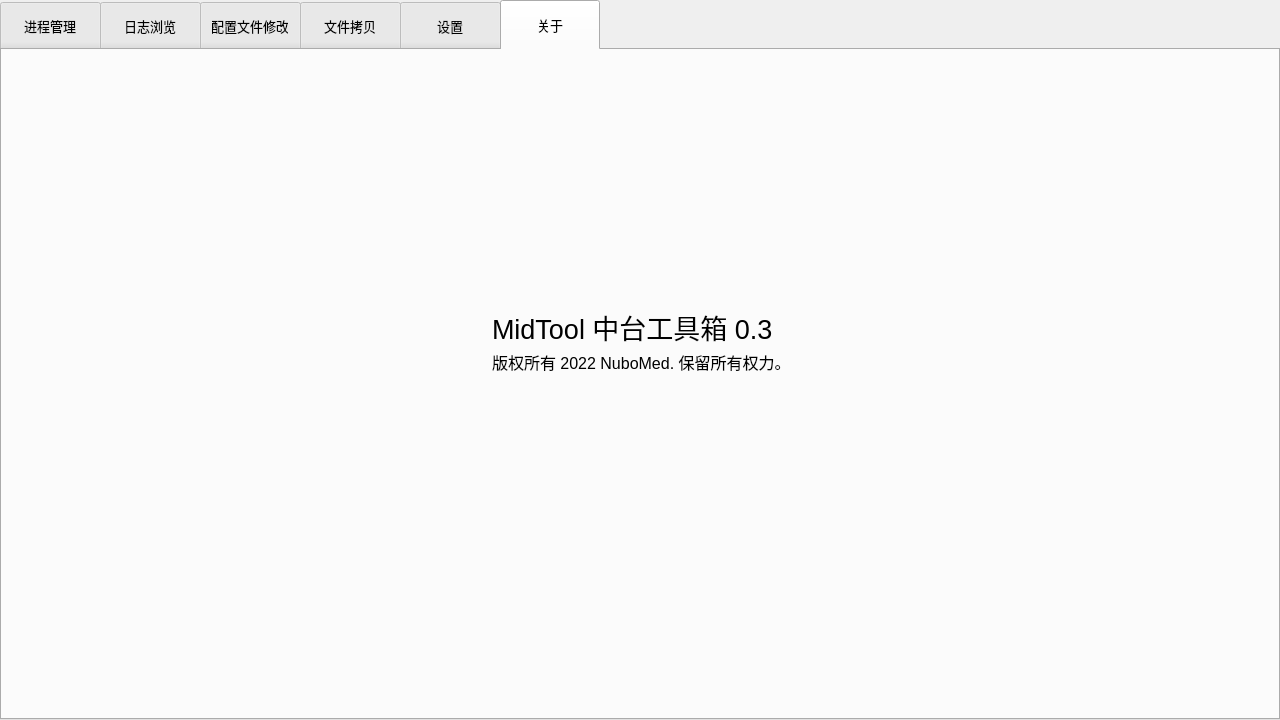
Before: the Qt Designer form midtool.ui in Nehcknarf/MidTool, drawn with Qt 5.
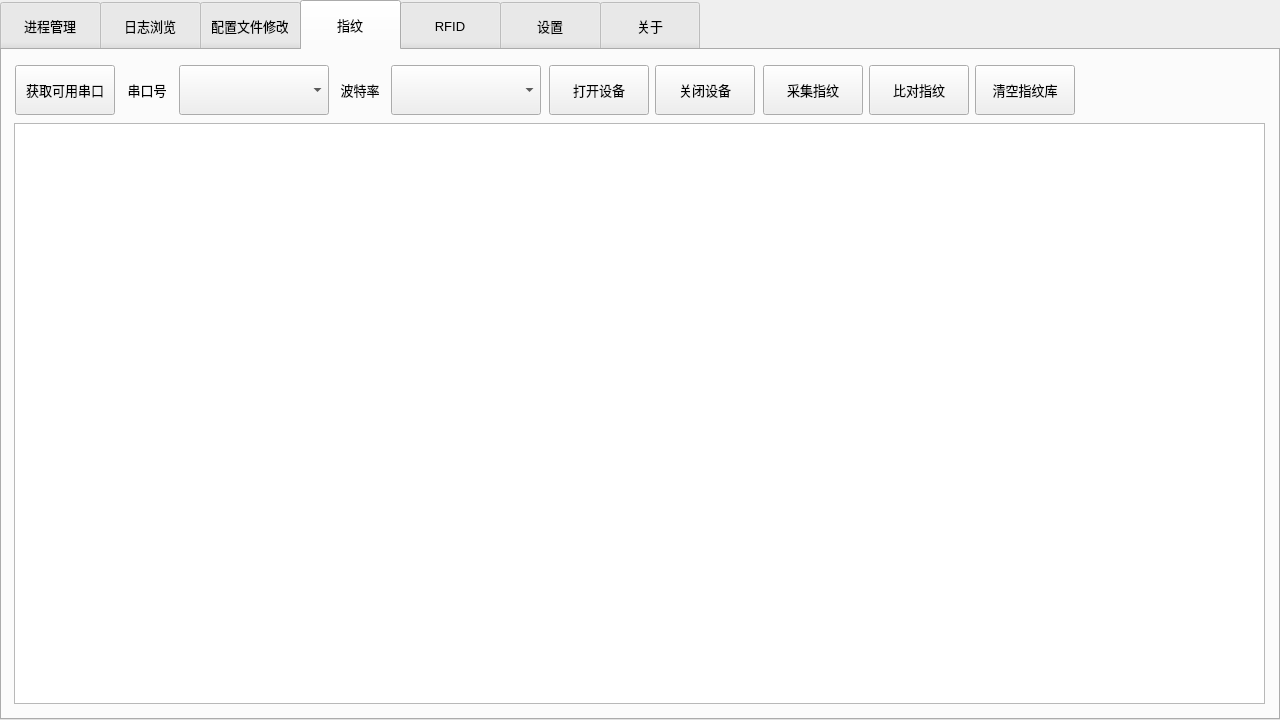
After: the same form once the commit is applied. The open tabs and pages were chosen to show the change. Icons and pictures are not drawn.

Diff of the .ui file:
```diff
--- a/midtool.ui
+++ b/midtool.ui
@@ -41,10 +41,28 @@
    <string notr="true">QTabBar::tab{height:50}
 QTabBar::tab{width:100}</string>
   </property>
+  <property name="tabPosition">
+   <enum>QTabWidget::North</enum>
+  </property>
+  <property name="tabShape">
+   <enum>QTabWidget::Rounded</enum>
+  </property>
   <property name="currentIndex">
    <number>0</number>
   </property>
-  <widget class="QWidget" name="tab_2">
+  <property name="elideMode">
+   <enum>Qt::ElideNone</enum>
+  </property>
+  <property name="documentMode">
+   <bool>false</bool>
+  </property>
+  <property name="tabsClosable">
+   <bool>false</bool>
+  </property>
+  <property name="tabBarAutoHide">
+   <bool>false</bool>
+  </property>
+  <widget class="QWidget" name="tab_1">
    <attribute name="title">
     <string>进程管理</string>
    </attribute>
@@ -269,7 +287,7 @@
     </layout>
    </widget>
   </widget>
-  <widget class="QWidget" name="tab">
+  <widget class="QWidget" name="tab_2">
    <attribute name="title">
     <string>日志浏览</string>
    </attribute>
@@ -635,21 +653,328 @@
   </widget>
   <widget class="QWidget" name="tab_6">
    <attribute name="title">
-    <string>文件拷贝</string>
+    <string>指纹</string>
    </attribute>
-   <widget class="QListWidget" name="listWidget">
+   <widget class="QTextBrowser" name="textBrowser_3">
     <property name="geometry">
      <rect>
-      <x>10</x>
-      <y>10</y>
-      <width>401</width>
-      <height>641</height>
+      <x>12</x>
+      <y>73</y>
+      <width>1251</width>
+      <height>581</height>
      </rect>
     </property>
+    <property name="font">
+     <font>
+      <pointsize>10</pointsize>
+     </font>
+    </property>
+   </widget>
+   <widget class="QWidget" name="">
+    <property name="geometry">
+     <rect>
+      <x>13</x>
+      <y>14</y>
+      <width>314</width>
+      <height>52</height>
+     </rect>
+    </property>
+    <layout class="QHBoxLayout" name="horizontalLayout_13">
+     <item>
+      <widget class="QPushButton" name="pushButton_refreshPort">
+       <property name="minimumSize">
+        <size>
+         <width>100</width>
+         <height>50</height>
+        </size>
+       </property>
+       <property name="maximumSize">
+        <size>
+         <width>100</width>
+         <height>16777215</height>
+        </size>
+       </property>
+       <property name="font">
+        <font>
+         <pointsize>10</pointsize>
+        </font>
+       </property>
+       <property name="text">
+        <string>获取可用串口</string>
+       </property>
+      </widget>
+     </item>
+     <item>
+      <widget class="QLabel" name="label_portname">
+       <property name="minimumSize">
+        <size>
+         <width>50</width>
+         <height>50</height>
+        </size>
+       </property>
+       <property name="maximumSize">
+        <size>
+         <width>100</width>
+         <height>16777215</height>
+        </size>
+       </property>
+       <property name="font">
+        <font>
+         <pointsize>10</pointsize>
+        </font>
+       </property>
+       <property name="text">
+        <string>串口号</string>
+       </property>
+       <property name="alignment">
+        <set>Qt::AlignCenter</set>
+       </property>
+      </widget>
+     </item>
+     <item>
+      <widget class="QComboBox" name="comboBox_portName">
+       <property name="minimumSize">
+        <size>
+         <width>150</width>
+         <height>50</height>
+        </size>
+       </property>
+       <property name="maximumSize">
+        <size>
+         <width>150</width>
+         <height>16777215</height>
+        </size>
+       </property>
+       <property name="font">
+        <font>
+         <pointsize>10</pointsize>
+        </font>
+       </property>
+      </widget>
+     </item>
+    </layout>
+   </widget>
+   <widget class="QWidget" name="">
+    <property name="geometry">
+     <rect>
+      <x>547</x>
+      <y>14</y>
+      <width>208</width>
+      <height>52</height>
+     </rect>
+    </property>
+    <layout class="QHBoxLayout" name="horizontalLayout_11">
+     <item>
+      <widget class="QPushButton" name="pushButton_openDevice">
+       <property name="minimumSize">
+        <size>
+         <width>100</width>
+         <height>50</height>
+        </size>
+       </property>
+       <property name="maximumSize">
+        <size>
+         <width>100</width>
+         <height>16777215</height>
+        </size>
+       </property>
+       <property name="font">
+        <font>
+         <pointsize>10</pointsize>
+        </font>
+       </property>
+       <property name="text">
+        <string>打开设备</string>
+       </property>
+      </widget>
+     </item>
+     <item>
+      <widget class="QPushButton" name="pushButton_closeDevice">
+       <property name="minimumSize">
+        <size>
+         <width>100</width>
+         <height>50</height>
+        </size>
+       </property>
+       <property name="maximumSize">
+        <size>
+         <width>100</width>
+         <height>16777215</height>
+        </size>
+       </property>
+       <property name="font">
+        <font>
+         <pointsize>10</pointsize>
+        </font>
+       </property>
+       <property name="text">
+        <string>关闭设备</string>
+       </property>
+      </widget>
+     </item>
+    </layout>
+   </widget>
+   <widget class="QWidget" name="">
+    <property name="geometry">
+     <rect>
+      <x>333</x>
+      <y>14</y>
+      <width>208</width>
+      <height>52</height>
+     </rect>
+    </property>
+    <layout class="QHBoxLayout" name="horizontalLayout_12">
+     <item>
+      <widget class="QLabel" name="label_baudrate">
+       <property name="minimumSize">
+        <size>
+         <width>50</width>
+         <height>50</height>
+        </size>
+       </property>
+       <property name="maximumSize">
+        <size>
+         <width>50</width>
+         <height>16777215</height>
+        </size>
+       </property>
+       <property name="font">
+        <font>
+         <pointsize>10</pointsize>
+        </font>
+       </property>
+       <property name="text">
+        <string>波特率</string>
+       </property>
+       <property name="alignment">
+        <set>Qt::AlignCenter</set>
+       </property>
+      </widget>
+     </item>
+     <item>
+      <widget class="QComboBox" name="comboBox_BaudRate">
+       <property name="minimumSize">
+        <size>
+         <width>150</width>
+         <height>50</height>
+        </size>
+       </property>
+       <property name="maximumSize">
+        <size>
+         <width>150</width>
+         <height>16777215</height>
+        </size>
+       </property>
+       <property name="font">
+        <font>
+         <pointsize>10</pointsize>
+        </font>
+       </property>
+       <property name="currentText">
+        <string/>
+       </property>
+       <property name="currentIndex">
+        <number>-1</number>
+       </property>
+      </widget>
+     </item>
+    </layout>
+   </widget>
+   <widget class="QWidget" name="">
+    <property name="geometry">
+     <rect>
+      <x>761</x>
+      <y>14</y>
+      <width>314</width>
+      <height>52</height>
+     </rect>
+    </property>
+    <layout class="QHBoxLayout" name="horizontalLayout_8">
+     <item>
+      <widget class="QPushButton" name="pushButton_getfingerprint">
+       <property name="minimumSize">
+        <size>
+         <width>100</width>
+         <height>50</height>
+        </size>
+       </property>
+       <property name="maximumSize">
+        <size>
+         <width>100</width>
+         <height>16777215</height>
+        </size>
+       </property>
+       <property name="font">
+        <font>
+         <pointsize>10</pointsize>
+        </font>
+       </property>
+       <property name="text">
+        <string>采集指纹</string>
+       </property>
+      </widget>
+     </item>
+     <item>
+      <widget class="QPushButton" name="pushButton_searchfp">
+       <property name="enabled">
+        <bool>true</bool>
+       </property>
+       <property name="minimumSize">
+        <size>
+         <width>100</width>
+         <height>50</height>
+        </size>
+       </property>
+       <property name="maximumSize">
+        <size>
+         <width>100</width>
+         <height>16777215</height>
+        </size>
+       </property>
+       <property name="font">
+        <font>
+         <pointsize>10</pointsize>
+        </font>
+       </property>
+       <property name="text">
+        <string>比对指纹</string>
+       </property>
+      </widget>
+     </item>
+     <item>
+      <widget class="QPushButton" name="pushButton_empty">
+       <property name="minimumSize">
+        <size>
+         <width>100</width>
+         <height>50</height>
+        </size>
+       </property>
+       <property name="maximumSize">
+        <size>
+         <width>100</width>
+         <height>16777215</height>
+        </size>
+       </property>
+       <property name="font">
+        <font>
+         <pointsize>10</pointsize>
+        </font>
+       </property>
+       <property name="text">
+        <string>清空指纹库</string>
+       </property>
+      </widget>
+     </item>
+    </layout>
    </widget>
   </widget>
   <widget class="QWidget" name="tab_5">
    <attribute name="title">
+    <string>RFID</string>
+   </attribute>
+  </widget>
+  <widget class="QWidget" name="tab_6">
+   <attribute name="title">
     <string>设置</string>
    </attribute>
    <widget class="QWidget" name="">
@@ -890,7 +1215,7 @@
     </layout>
    </widget>
   </widget>
-  <widget class="QWidget" name="tab_4">
+  <widget class="QWidget" name="tab_7">
    <attribute name="title">
     <string>关于</string>
    </attribute>
@@ -912,7 +1237,7 @@
         </font>
        </property>
        <property name="text">
-        <string>MidTool 中台工具箱 0.3</string>
+        <string>MidTool 中台工具箱 0.41</string>
        </property>
        <property name="alignment">
         <set>Qt::AlignLeading|Qt::AlignLeft|Qt::AlignVCenter</set>
```
Left out of the diff: 4 changed lines with no effect on the pictures.
